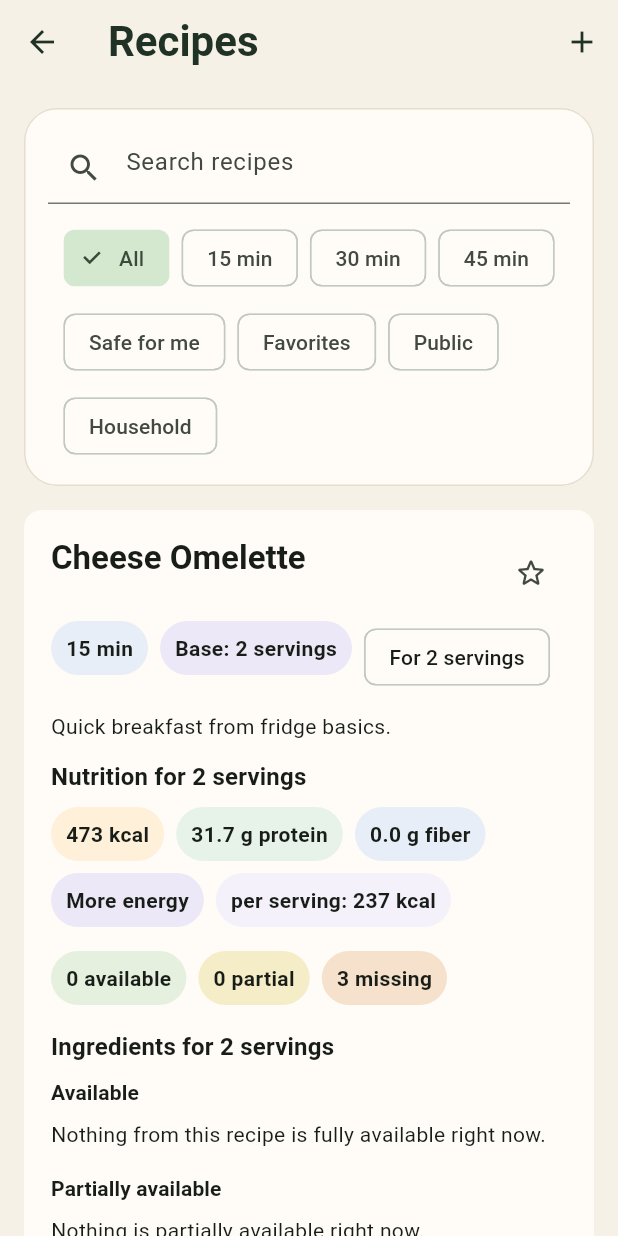
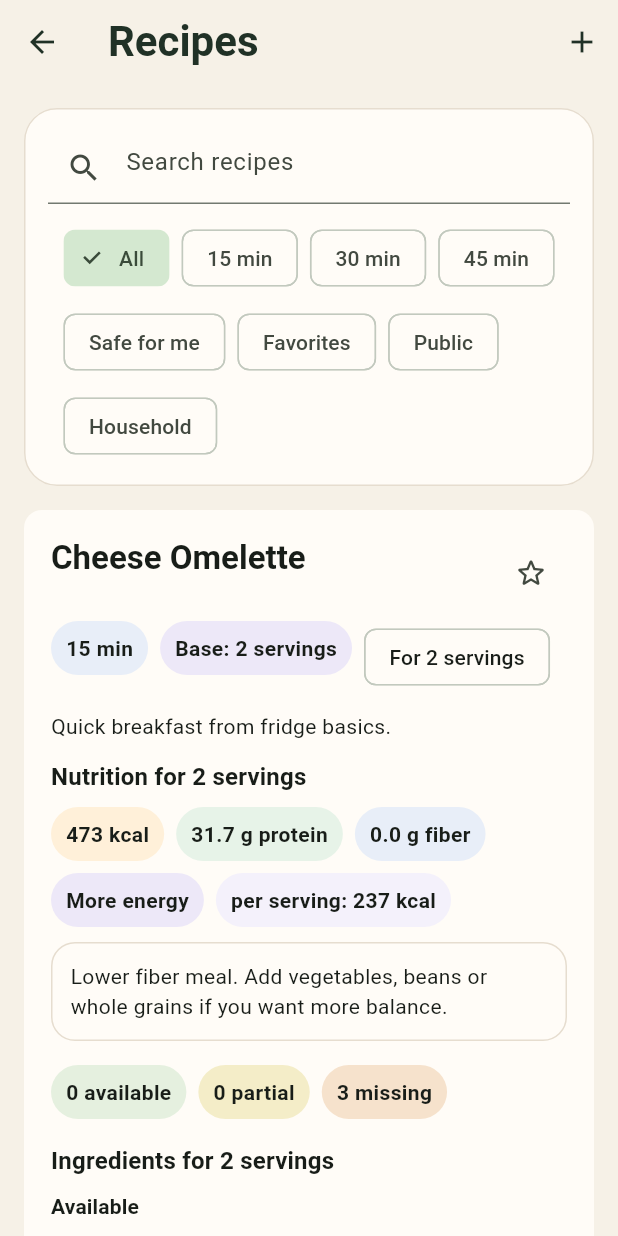
Before and after one commit to marcelhotka/food-inventory-mobile, a Flutter app: the RecipesScreen screen opened directly with empty values, on a phone screen of 412 x 824 dp. Run offline on Flutter 3.47's test engine with Material 3 defaults, Android fonts, the phone set to English and light mode, and no system bars; our stand-ins replace flutter_dotenv, image_picker, supabase_flutter; accounts and stored records are empty.

Commit message:
Add recipe nutrition insights

```diff
--- a/lib/features/recipes/domain/recipe_nutrition_estimate.dart
+++ b/lib/features/recipes/domain/recipe_nutrition_estimate.dart
@@ -21,6 +21,16 @@ class RecipeNutritionEstimate {
     required this.fiberPerServing,
     required this.balanceScore,
   });
+}
+
+enum RecipeNutritionInsight {
+  balanced,
+  moreProtein,
+  lowerFiber,
+  higherCalories,
+  lighterMeal,
+  proteinForward,
+  everydayBalance,
 }
 
 class _NutritionProfile {
@@ -107,6 +117,36 @@ RecipeNutritionEstimate estimateRecipeNutrition(
     fiberPerServing: fiberPerServing < 0 ? 0 : fiberPerServing,
     balanceScore: balanceScore.clamp(0, 100),
   );
+}
+
+RecipeNutritionInsight deriveRecipeNutritionInsight(
+  RecipeNutritionEstimate nutrition,
+) {
+  if (nutrition.proteinPerServing >= 20 &&
+      nutrition.fiberPerServing >= 6 &&
+      nutrition.caloriesPerServing >= 350 &&
+      nutrition.caloriesPerServing <= 750) {
+    return RecipeNutritionInsight.balanced;
+  }
+  if (nutrition.proteinPerServing < 12 && nutrition.fiberPerServing >= 6) {
+    return RecipeNutritionInsight.moreProtein;
+  }
+  if (nutrition.proteinPerServing >= 20 && nutrition.fiberPerServing < 3) {
+    return RecipeNutritionInsight.lowerFiber;
+  }
+  if (nutrition.fiberPerServing < 2) {
+    return RecipeNutritionInsight.lowerFiber;
+  }
+  if (nutrition.caloriesPerServing > 900) {
+    return RecipeNutritionInsight.higherCalories;
+  }
+  if (nutrition.caloriesPerServing < 250) {
+    return RecipeNutritionInsight.lighterMeal;
+  }
+  if (nutrition.proteinPerServing >= 18) {
+    return RecipeNutritionInsight.proteinForward;
+  }
+  return RecipeNutritionInsight.everydayBalance;
 }
 
 _NutritionProfile? _profileForIngredient(RecipeIngredient ingredient) {
--- a/lib/features/recipes/presentation/recipes_screen.dart
+++ b/lib/features/recipes/presentation/recipes_screen.dart
@@ -2599,8 +2599,58 @@ class _RecipeNutritionSummary extends StatelessWidget {
             ),
           ],
         ),
+        const SizedBox(height: 10),
+        Container(
+          width: double.infinity,
+          padding: const EdgeInsets.all(12),
+          decoration: BoxDecoration(
+            color: const Color(0xFFFFFCF7),
+            borderRadius: BorderRadius.circular(16),
+            border: Border.all(color: const Color(0xFFE6DDCF)),
+          ),
+          child: Text(
+            _nutritionInsight(context, nutrition),
+            style: Theme.of(context).textTheme.bodyMedium,
+          ),
+        ),
       ],
     );
+  }
+
+  String _nutritionInsight(
+    BuildContext context,
+    RecipeNutritionEstimate nutrition,
+  ) {
+    return switch (deriveRecipeNutritionInsight(nutrition)) {
+      RecipeNutritionInsight.balanced => context.tr(
+        en: 'Balanced meal with solid protein and fiber.',
+        sk: 'Vyvážené jedlo s dobrým obsahom bielkovín aj vlákniny.',
+      ),
+      RecipeNutritionInsight.moreProtein => context.tr(
+        en: 'Good fiber, but it could use more protein.',
+        sk: 'Dobrá vláknina, ale zišlo by sa viac bielkovín.',
+      ),
+      RecipeNutritionInsight.lowerFiber => context.tr(
+        en: 'Lower fiber meal. Add vegetables, beans or whole grains if you want more balance.',
+        sk: 'Jedlo má menej vlákniny. Ak chceš lepšiu vyváženosť, pridaj zeleninu, strukoviny alebo celozrnné prílohy.',
+      ),
+      RecipeNutritionInsight.higherCalories => context.tr(
+        en: 'More filling and higher-calorie meal.',
+        sk: 'Sýtejšie a kalorickejšie jedlo.',
+      ),
+      RecipeNutritionInsight.lighterMeal => context.tr(
+        en: 'Lighter meal. Good if you want something smaller.',
+        sk: 'Ľahšie jedlo. Dobrá voľba, ak chceš niečo menšie.',
+      ),
+      RecipeNutritionInsight.proteinForward => context.tr(
+        en: 'Protein-forward meal with decent overall balance.',
+        sk: 'Jedlo orientované na bielkoviny s celkom dobrou vyváženosťou.',
+      ),
+      RecipeNutritionInsight.everydayBalance => context.tr(
+        en: 'Reasonable everyday meal with a solid energy balance.',
+        sk: 'Rozumné každodenné jedlo s celkom dobrým energetickým pomerom.',
+      ),
+    };
   }
 
   String _balanceLabel(BuildContext context, int score) {
```
Also changed, not shown: lib/features/dashboard/presentation/dashboard_screen.dart (+49 -3 lines).
